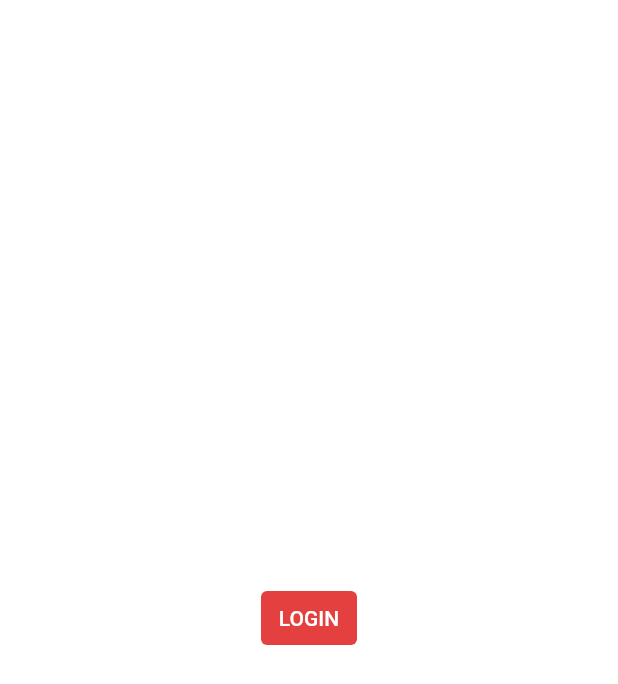
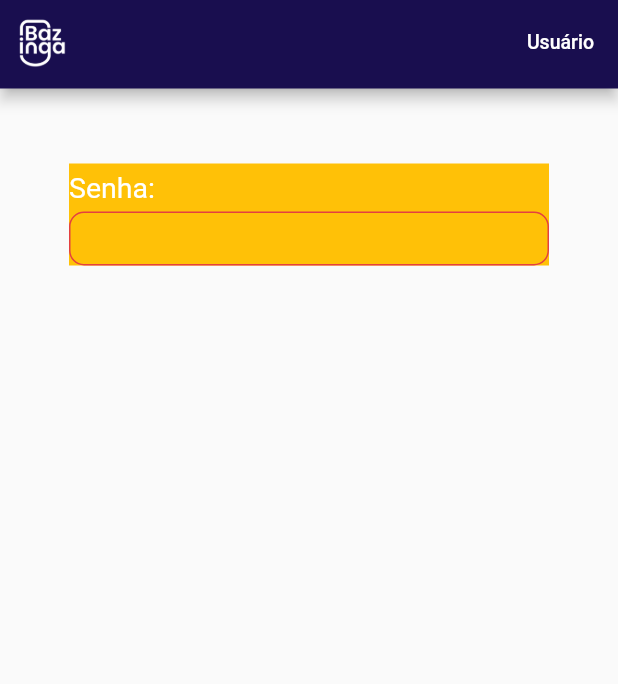
Before and after one commit to DaviNoronhaAlmeida/Bazinga, a Flutter app: the screen it shows after launch, on a phone screen of 412 x 824 dp. Shown: the top 684 px of the screen. Run offline on Flutter 3.47's test engine with Material 2 defaults, Android fonts, the phone set to English and light mode, and no system bars; our stand-ins replace get.

Commit message:
feat: appbar and input widgets

```diff
--- a/app/lib/view/screens/login_page.dart
+++ b/app/lib/view/screens/login_page.dart
@@ -1,3 +1,5 @@
+import 'package:app/view/widgets/custom_appbar.dart';
+import 'package:app/view/widgets/custom_input.dart';
 import 'package:flutter/material.dart';
 import 'package:get/get.dart';
 import '../styles/app_colors.dart';
@@ -10,15 +12,21 @@ class LoginPage extends StatelessWidget {
     return GetBuilder<AppColors>(
       init: AppColors(),
       builder: (_) {
-        return Center(
-          child: TextButton(
-            onPressed: () => _.change(),
-            style: TextButton.styleFrom(
-              backgroundColor: _.redColor,
-            ),
-            child: Text(
-              'LOGIN',
-              style: TextStyle(color: _.textBtnColor),
+        return Scaffold(
+          appBar: CustomAppBar(),
+          body: Center(
+            child: Column(
+              children: [
+                Container(
+                  margin: const EdgeInsets.only(top: 50),
+                  decoration: const BoxDecoration(
+                    color: Colors.amber,
+                  ),
+                  child: CustomInput(
+                    inputTittle: 'Senha:',
+                  ),
+                ),
+              ],
             ),
           ),
         );
--- /dev/null
+++ b/app/lib/view/widgets/custom_appbar.dart
@@ -0,0 +1,37 @@
+import 'package:flutter/material.dart';
+import 'package:get/get.dart';
+import '../styles/app_colors.dart';
+
+class CustomAppBar extends StatelessWidget with PreferredSizeWidget {
+  CustomAppBar({super.key});
+  final AppColors _appColors = Get.find();
+
+  @override
+  Size get preferredSize => const Size.fromHeight(59.0);
+
+  @override
+  Widget build(BuildContext context) {
+    return AppBar(
+      backgroundColor: _appColors.barColor,
+      leading: Container(
+        margin: const EdgeInsets.all(8),
+        decoration: const BoxDecoration(
+          image: DecorationImage(
+            image: AssetImage('assets/images/logo_white.png'),
+            fit: BoxFit.cover,
+          ),
+        ),
+      ),
+      title: Container(
+        alignment: Alignment.centerRight,
+        child: Text(
+          'Usuário',
+          style: TextStyle(
+            color: _appColors.textBtnColor,
+            fontSize: 13,
+          ),
+        ),
+      ),
+    );
+  }
+}
--- /dev/null
+++ b/app/lib/view/widgets/custom_input.dart
@@ -0,0 +1,54 @@
+import 'package:flutter/material.dart';
+import 'package:get/get.dart';
+import '../styles/app_colors.dart';
+
+class CustomInput extends StatelessWidget {
+  final String inputTittle;
+  CustomInput({super.key, required this.inputTittle});
+
+  final AppColors _appColors = Get.find();
+
+  @override
+  Widget build(BuildContext context) {
+    return Column(
+      crossAxisAlignment: CrossAxisAlignment.start,
+      children: [
+        Container(
+          margin: const EdgeInsets.symmetric(vertical: 5),
+          child: Text(
+            inputTittle,
+            style: TextStyle(
+              color: _appColors.textColor,
+              fontSize: 19,
+            ),
+          ),
+        ),
+        SizedBox(
+          height: 36,
+          width: 320,
+          child: TextField(
+            decoration: InputDecoration(
+              contentPadding: const EdgeInsets.symmetric(horizontal: 12),
+              enabledBorder: OutlineInputBorder(
+                borderSide: BorderSide(
+                  color: _appColors.redColor,
+                ),
+                borderRadius: BorderRadius.circular(10.0),
+              ),
+              focusedBorder: OutlineInputBorder(
+                borderSide: BorderSide(
+                  color: _appColors.redColor,
+                ),
+                borderRadius: BorderRadius.circular(10.0),
+              ),
+            ),
+            style: TextStyle(
+              color: _appColors.textColor,
+              fontSize: 16,
+            ),
+          ),
+        ),
+      ],
+    );
+  }
+}
--- a/app/pubspec.yaml
+++ b/app/pubspec.yaml
@@ -59,8 +59,8 @@ flutter:
     uses-material-design: true
 
     # To add assets to your application, add an assets section, like this:
-    # assets:
-    #   - images/a_dot_burr.jpeg
+    assets:
+        - assets/images/logo_white.png
     #   - images/a_dot_ham.jpeg
 
     # An image asset can refer to one or more resolution-specific "variants", see
```
Also changed, not shown: app/assets/images/logo_white.png (added).
